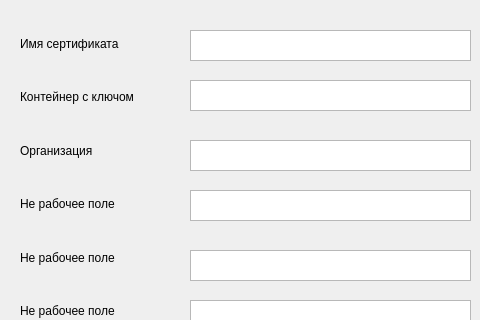
This is ui/ca_cert_params.ui in fullincome/ca-lite as Qt 5 draws it before an edit; both pictures show x 0 to 480 and y 0 to 320 of the 819 by 607 pixel window. The edited form follows.
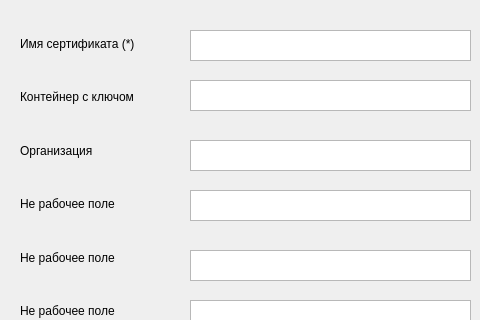
This is the edited form.

The edit to the form file:
```diff
--- a/ui/ca_cert_params.ui
+++ b/ui/ca_cert_params.ui
@@ -52,7 +52,7 @@
     <item>
      <widget class="QLabel" name="nameCertLabel">
       <property name="text">
-       <string>Имя сертификата</string>
+       <string>Имя сертификата (*)</string>
       </property>
      </widget>
     </item>
```
